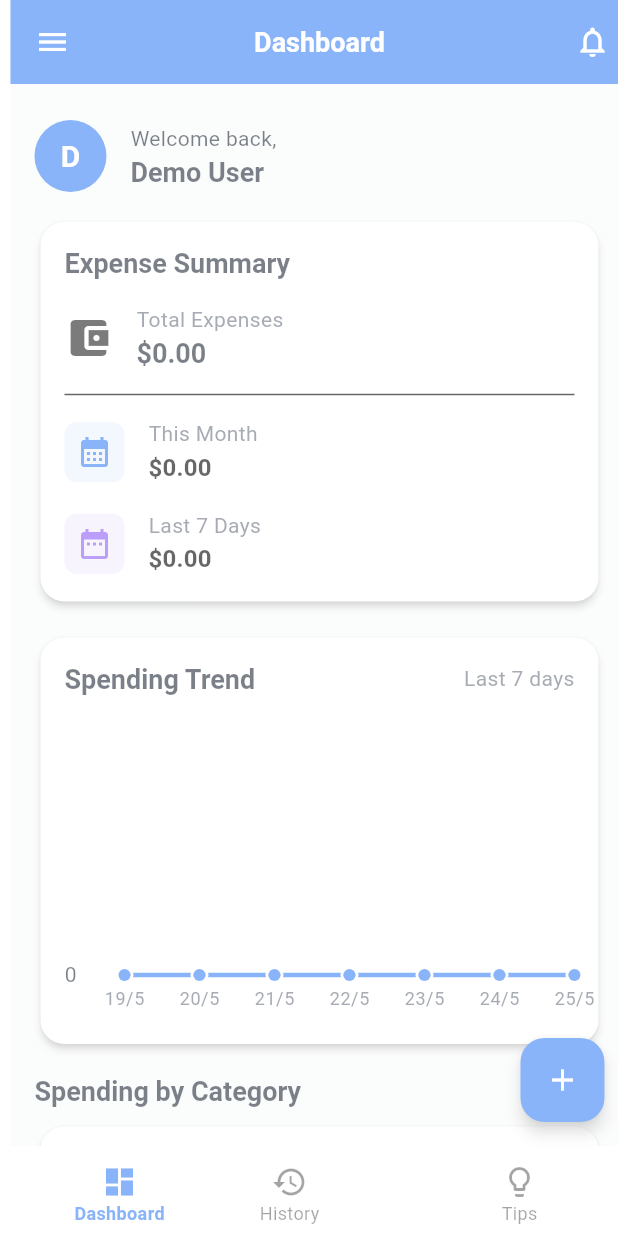
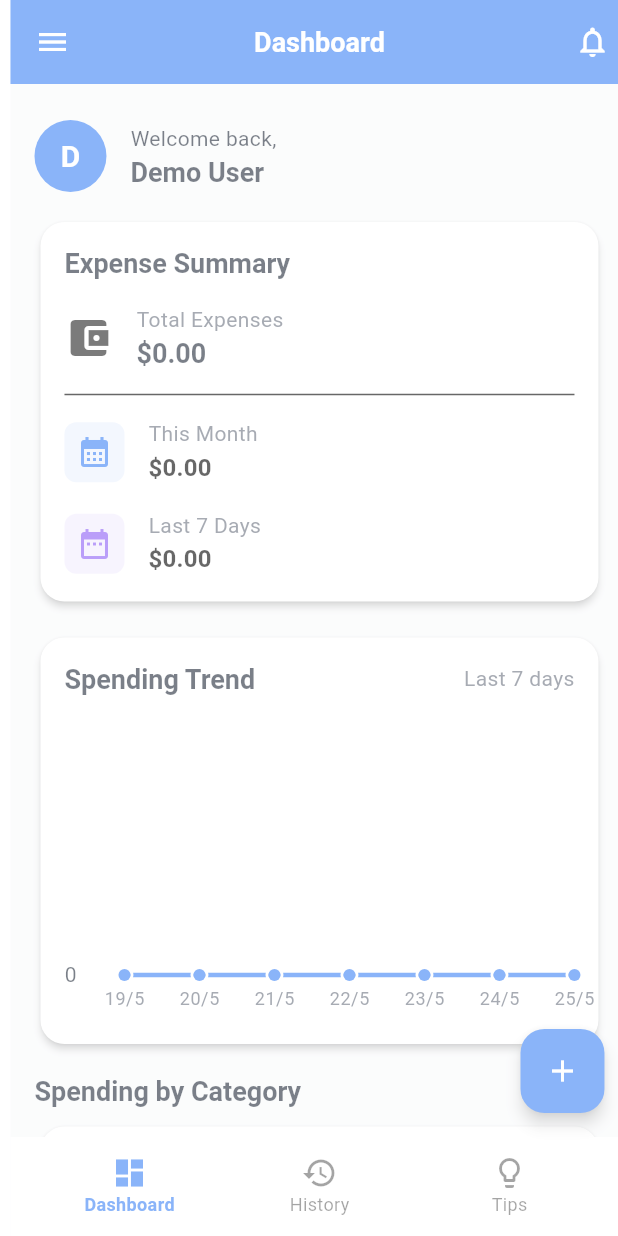
Before and after one commit to sharmavaibhav31/PersonalFinanceTracker, a Flutter app: the screen it shows after launch, after a tap on "Login", on a phone screen of 412 x 824 dp. Run offline on Flutter 3.47's test engine with Material 3 defaults, Android fonts, the phone set to English and light mode, and no system bars; drawn by our look-alikes of fl_chart; our stand-ins replace shared_preferences; accounts and stored records are empty.

Commit message:
Solved overflow, DarkTheme feature updated, FAB location changed

```diff
--- a/lib/widgets/custom_bottom_navigation.dart
+++ b/lib/widgets/custom_bottom_navigation.dart
@@ -15,9 +15,7 @@ class CustomBottomNavigation extends StatelessWidget {
     final theme = Theme.of(context);
 
     return BottomAppBar(
-      height: 60,
-      notchMargin: 8,
-      shape: const CircularNotchedRectangle(),
+      height: 66,
       child: Row(
         mainAxisAlignment: MainAxisAlignment.spaceAround,
         children: [
@@ -38,9 +36,6 @@ class CustomBottomNavigation extends StatelessWidget {
             selectedIcon: Icons.history,
             label: 'History',
           ),
-
-          // Empty space for FAB
-          const SizedBox(width: 40),
 
           // Tips tab
           _buildNavItem(
```
